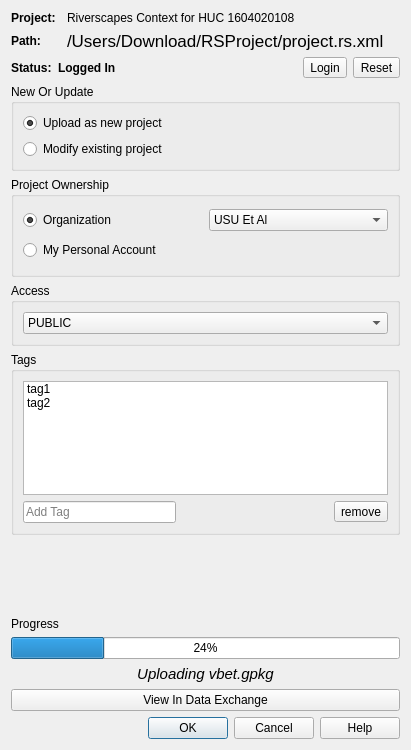
The window that src/ui/project_upload_dialog.ui (Riverscapes/QRAVEPlugin) describes before a commit, drawn with Qt 5.
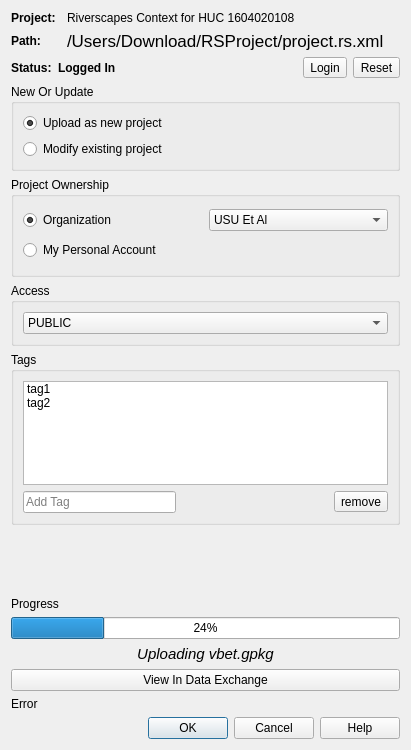
The same window after the commit.

What changed in the file:
```diff
--- a/src/ui/project_upload_dialog.ui
+++ b/src/ui/project_upload_dialog.ui
@@ -359,6 +359,13 @@
      </property>
     </widget>
    </item>
+   <item>
+    <widget class="QLabel" name="errorLable">
+     <property name="text">
+      <string>Error</string>
+     </property>
+    </widget>
+   </item>
    <item>
     <layout class="QHBoxLayout" name="actionBtnLayout">
      <item>
```
Left out of the diff: 6 changed lines with no effect on the pictures.
